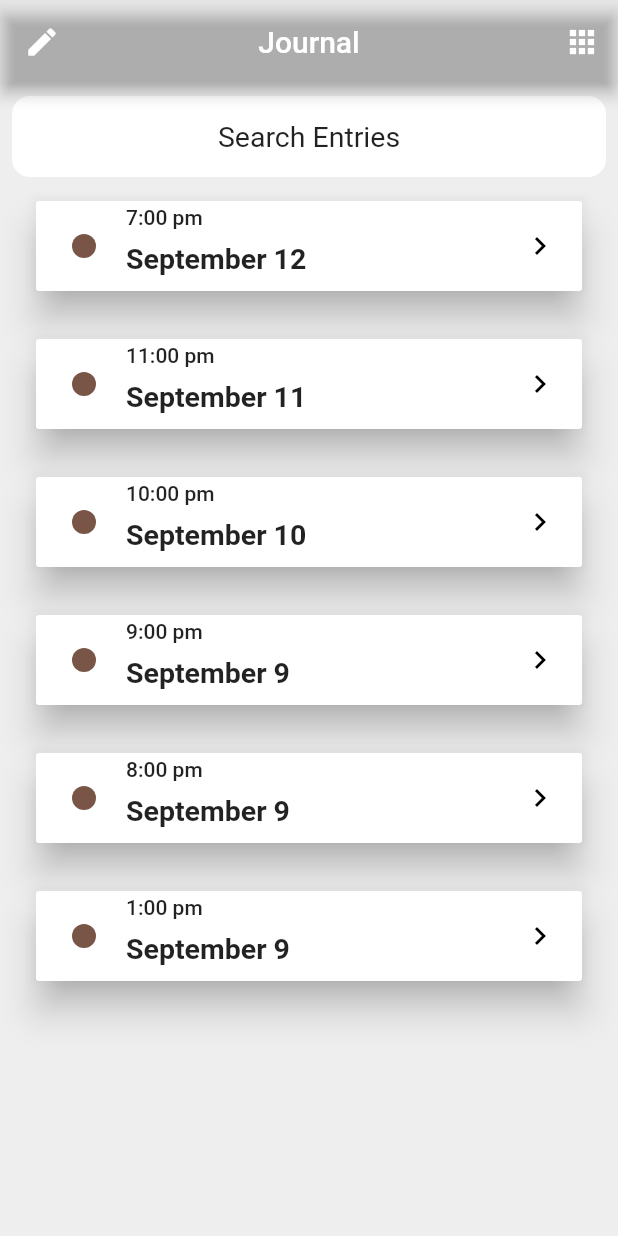
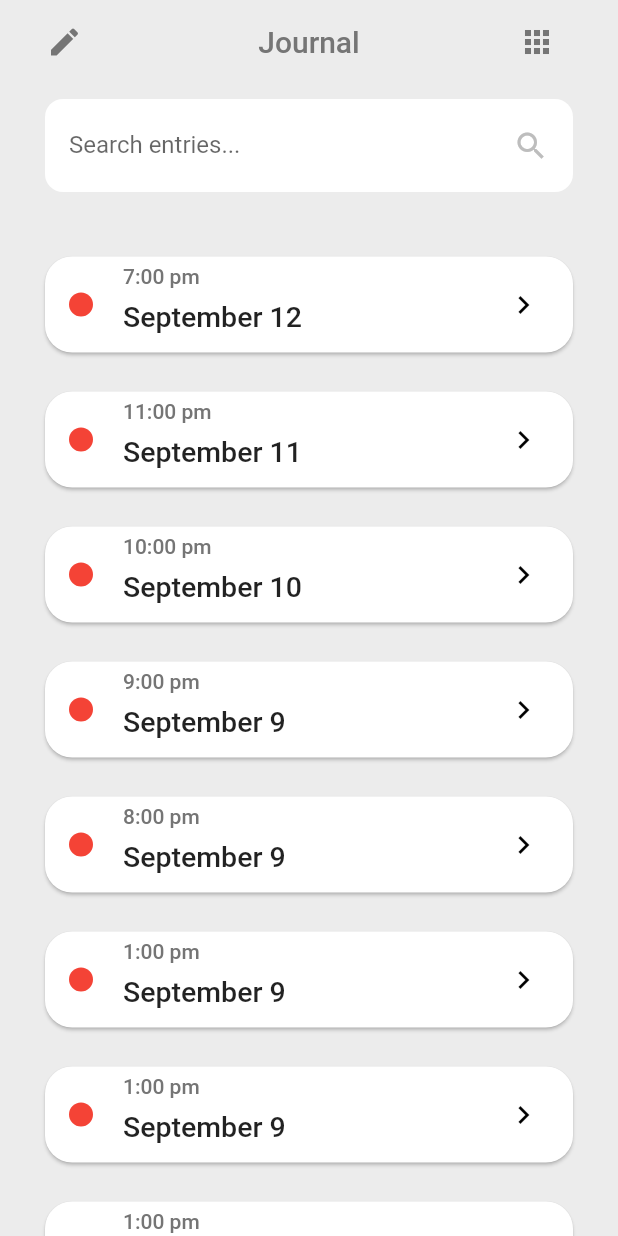
Before and after one commit to rprater/SmartJournal, a Flutter app: the screen it shows after launch, on a phone screen of 412 x 824 dp. Run offline on Flutter 3.47's test engine with Material 2 defaults, Android fonts, the phone set to English and light mode, and no system bars; our stand-ins replace sqflite; missing offline and left inert: demoji; accounts and stored records are empty.

Commit message:
Updated Journal page

```diff
--- a/flutter_app/lib/screens/entry.dart
+++ b/flutter_app/lib/screens/entry.dart
@@ -84,15 +84,10 @@ class Entry extends StatelessWidget {
 
                   child: TextField(
                     onTap: () {
-//                      if (_noteSaved == true) {
-//                        setState(() => _noteSaved = false);
-//                      }
                     },
                     maxLines: null,
                     minLines: 20,
-//                    controller: noteController,
                     decoration: InputDecoration(
-
                         border: InputBorder.none,
                         fillColor: Colors.white,
                         hintText: "Add notes..."
--- a/flutter_app/lib/screens/journal.dart
+++ b/flutter_app/lib/screens/journal.dart
@@ -11,99 +11,155 @@ class Journal extends StatelessWidget {
   Widget build(BuildContext context) {
     return Scaffold(
         appBar: AppBar(
-            leading: GestureDetector(
+            leading: Container(
+              margin: EdgeInsets.only(left: 30),
+              child: GestureDetector(
                 onTap: () {
                   Navigator.of(context).pushNamed(Entry.routeName);
                 },
-              child: Icon(Icons.edit),
+                child: Icon(
+                  Icons.edit,
+                  color: Colors.grey.shade600,
                 ),
-            title: Text("Journal"),
+              ),
+            ),
+            title: Text(
+              "Journal",
+              style: TextStyle(
+                color: Colors.grey.shade600
+              ),
+            ),
             centerTitle: true,
-            backgroundColor: const Color(0x9F9A90),
+            backgroundColor: kBackgroundColor,
+            elevation: 0,
             actions: <Widget>[
-              IconButton(
-                icon: Icon(Icons.apps),
+              Container(
+                margin: EdgeInsets.only(right: 30),
+                child: IconButton(
+                  icon: Icon(
+                    Icons.apps,
+                    color: Colors.grey.shade600
+                  ),
                   tooltip: 'Open the apps',
                   onPressed: () {
                     print("Open up a list of apps");
                   },
+                ),
               )
-            ]),
-        backgroundColor: Colors.grey.shade200,
+            ]
+        ),
+        backgroundColor: kBackgroundColor,
         body: SingleChildScrollView(
           child: Padding(
-            padding: const EdgeInsets.all(8.0),
+            padding: const EdgeInsets.symmetric(horizontal: 30, vertical: 10),
             child: Column(
               mainAxisAlignment: MainAxisAlignment.center,
               crossAxisAlignment: CrossAxisAlignment.center,
               children: [
-                Column(children: <Widget>[
+                Column(
+                  children: <Widget>[
                     Container(
                       // has to be implemented in DB
-                    padding: EdgeInsets.all(16.0),
-                    child: Center(
-                        child: Text("Search Entries",
-                            style: TextStyle(
-                              fontSize: 19.0,
-                            ))),
+                      padding: EdgeInsets.symmetric(horizontal: 16, vertical: 7),
+                      margin: EdgeInsets.only(bottom: 30),
                       decoration: BoxDecoration(
                           color: Colors.white,
-                        borderRadius: BorderRadius.circular(12.0)),
+                          borderRadius: BorderRadius.circular(12.0)
                       ),
-                  buildMyButtons()
-                ])
+                      child: Row(
+//                        mainAxisAlignment: MainAxisAlignment.spaceBetween,
+                        children: [
+
+                          Expanded(
+                            flex: 1,
+                            child: TextField(
+                              onTap: () {
+                              },
+                              decoration: InputDecoration(
+                                  border: InputBorder.none,
+                                  fillColor: Colors.white,
+                                  hintText: "Search entries..."
+                              ),
+                              style: TextStyle(
+                                height: 1,
+                              ),
+                            ),
+                          ),
+                          Expanded(
+                            flex: 0,
+                            child: Icon(
+                              Icons.search,
+                              color: Colors.grey.shade400,
+                            ),
+                          )
+                        ],
+                      ),
+
+                    ),
+                    buildMyButtons(context)
+                  ]
+                )
               ],
             ),
           ),
         ));
   }
 
-  Column buildMyButtons() {
+  Column buildMyButtons(BuildContext context) {
     // implement some logic to call the myButton method
     return Column(children: <Widget>[
-      myButton("September 12", "7:00 pm"),
-      myButton("September 11", "11:00 pm"),
-      myButton("September 10", "10:00 pm"),
-      myButton("September 9", "9:00 pm"),
-      myButton("September 9", "8:00 pm"),
-      myButton("September 9", "1:00 pm")
+      myButton(context, "September 12", "7:00 pm"),
+      myButton(context, "September 11", "11:00 pm"),
+      myButton(context, "September 10", "10:00 pm"),
+      myButton(context, "September 9", "9:00 pm"),
+      myButton(context, "September 9", "8:00 pm"),
+      myButton(context, "September 9", "1:00 pm"),
+      myButton(context, "September 9", "1:00 pm"),
+      myButton(context, "September 9", "1:00 pm"),
+      myButton(context, "September 9", "1:00 pm"),
+      myButton(context, "September 9", "1:00 pm")
     ]);
   }
 
-  void onTap(String text) {
-    print("This card has been clicked " + text);
+  void onTap(BuildContext context, String text) {
+    Navigator.of(context).pushNamed(Entry.routeName);
   }
 
-  Padding myButton(String cardName, String date) {
-    double elementHeight = 60.0;
-    return Padding(
-        padding: EdgeInsets.all(16.0),
-        child: ButtonTheme(
-          height: elementHeight,
+  Widget myButton(BuildContext context, String cardName, String date) {
+    return Container(
+      margin: EdgeInsets.symmetric(vertical: 13),
       child: RaisedButton(
+        shape: RoundedRectangleBorder(
+            borderRadius: BorderRadius.circular(18.0),
+        ),
         color: Colors.white,
-            elevation: 10.0,
+        elevation: 1.0,
+        child: Container(
+          padding: EdgeInsets.only(top: 5, bottom: 5, right: 5),
           child: Row(
             mainAxisAlignment: MainAxisAlignment.start,
             children: <Widget>[
               Container(
-                  margin: EdgeInsets.fromLTRB(8, 8, 20, 8),
+                margin: EdgeInsets.only(right: 20),
                 width: 16.0,
                 height: 16.0,
                 decoration: BoxDecoration(
-                      color: Colors
-                          .primaries[Random().nextInt(Colors.primaries.length)],
+                    color: Colors.red,
                     borderRadius: BorderRadius.circular(40.0)),
               ),
               Column(
                   crossAxisAlignment: CrossAxisAlignment.start,
                   children: <Widget>[
-                      Text(date),
+                    Text(
+                        date,
+                      style: TextStyle(
+                        color: Colors.grey.shade600,
+                      ),
+                    ),
                     Padding(
                         padding: EdgeInsets.symmetric(vertical: 8.0),
                         child: Text(cardName,
                             style: TextStyle(
-                                fontWeight: FontWeight.bold,
                               fontSize: 19.0,
                             ))),
                   ]),
@@ -111,11 +167,12 @@ class Journal extends StatelessWidget {
               Icon(Icons.navigate_next, color: Colors.black)
             ],
           ),
+        ),
         onPressed: () {
-              onTap(cardName);
+          onTap(context, cardName);
         },
       ),
-        ));
+    );
   }
 }
 
```
Lines whose indentation alone changed are shown as unchanged.
